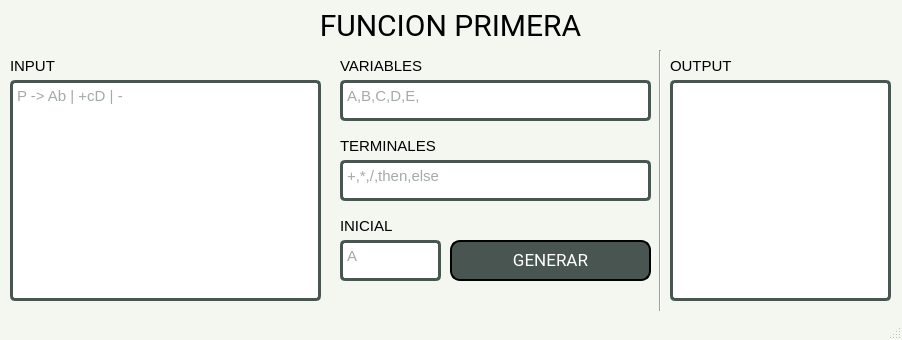
Above: Window.ui from Leo-Zubiri/ConjuntoPrimero-Analizador-Sintactico before the change. Below: the same form after it.
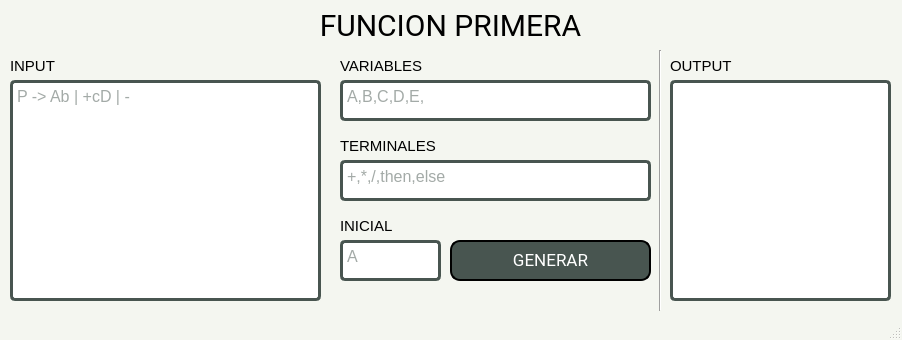
That is the form after the change.

What changed in the file:
```diff
--- a/Window.ui
+++ b/Window.ui
@@ -69,7 +69,7 @@
         border-color: #485550;
 		color: #485550;
 		font-family: 'Roboto';
-		font-size: 15px;
+		font-size: 16px;
 	}
 	
 		#label{
@@ -189,7 +189,7 @@
      <rect>
       <x>340</x>
       <y>130</y>
-      <width>101</width>
+      <width>141</width>
       <height>31</height>
      </rect>
     </property>
```
Left out of the diff: 11 changed lines with no effect on the pictures.
